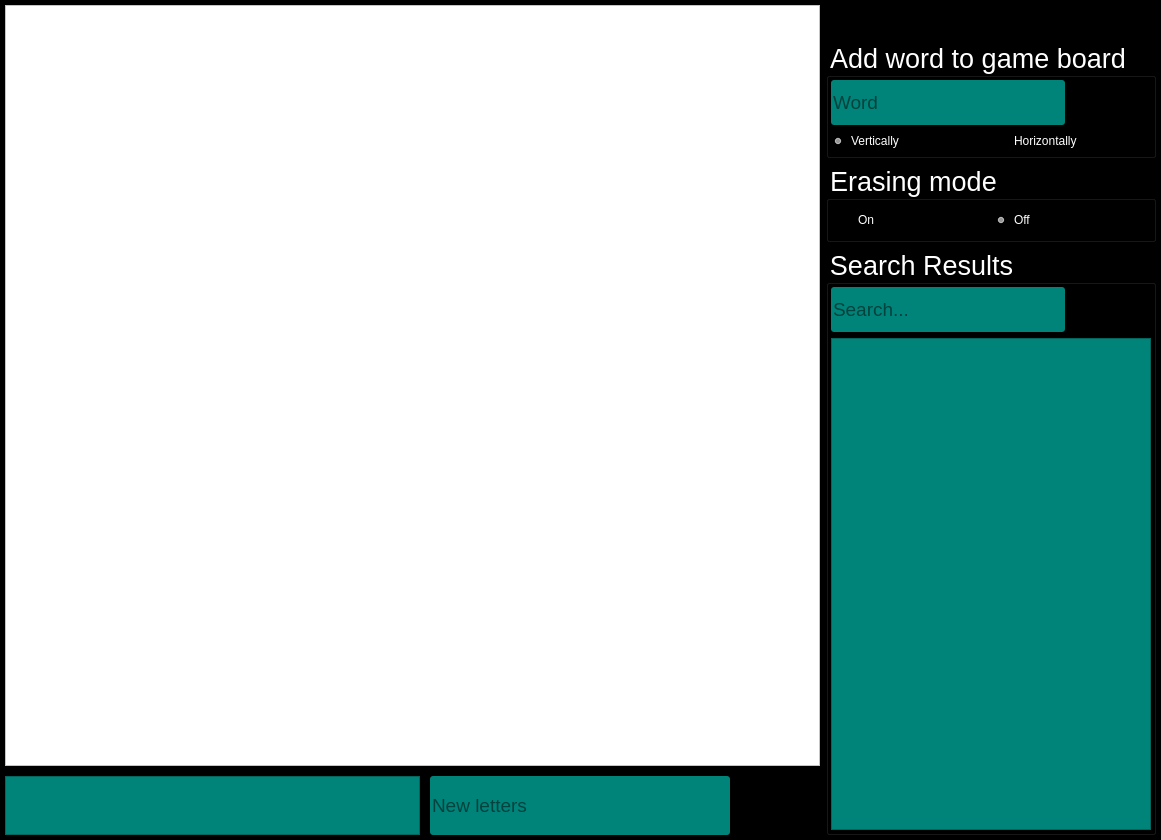
Old version of the form Desktop/MainWindow.ui in the repository Zeti123/WordFinder-bot_for_the_game_Scrabble.
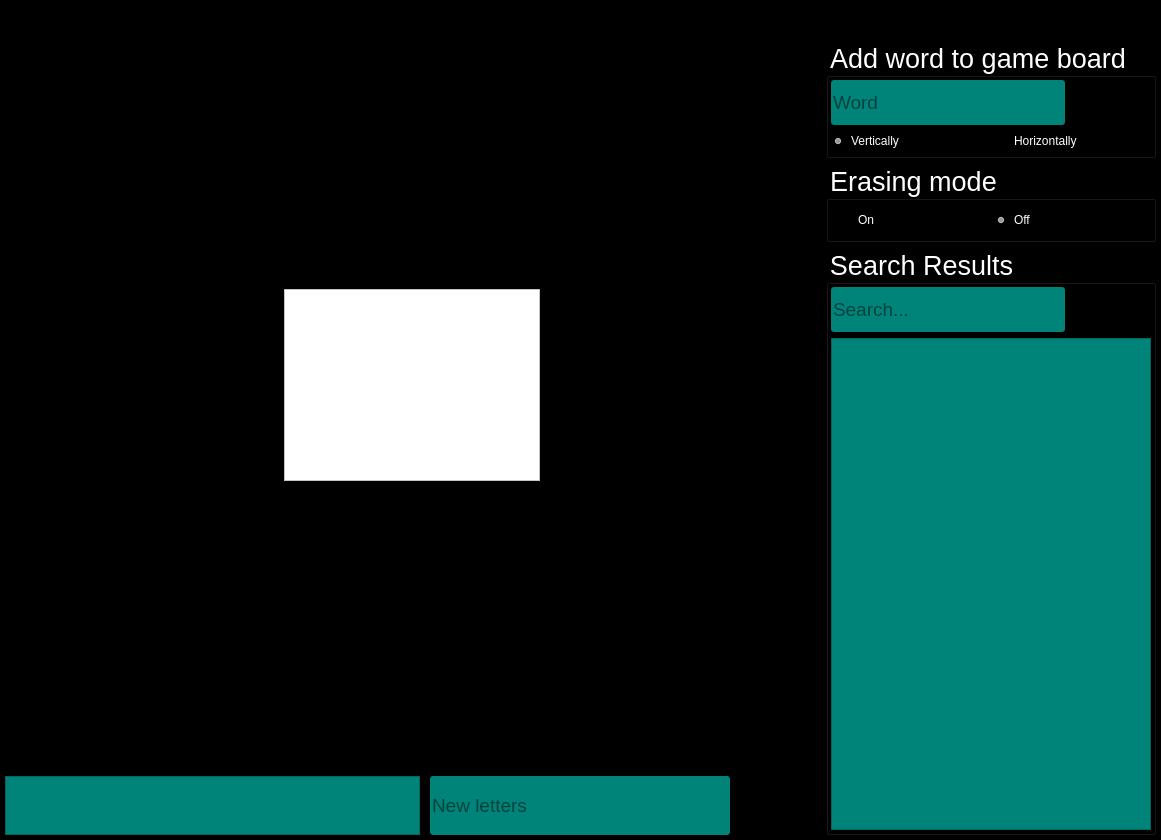
New version of the form.

Diff of the .ui file:
```diff
--- a/Desktop/MainWindow.ui
+++ b/Desktop/MainWindow.ui
@@ -39,7 +39,15 @@
        <number>10</number>
       </property>
       <item>
+       <layout class="QVBoxLayout" name="game_board_layout">
+        <item alignment="Qt::AlignHCenter|Qt::AlignVCenter">
        <widget class="QTableView" name="game_board">
+          <property name="maximumSize">
+           <size>
+            <width>16777215</width>
+            <height>16777215</height>
+           </size>
+          </property>
         <property name="styleSheet">
          <string notr="true">background-color: rgb(255, 255, 255);</string>
         </property>
@@ -86,6 +94,8 @@
          <number>1</number>
         </attribute>
        </widget>
+        </item>
+       </layout>
       </item>
       <item>
        <layout class="QHBoxLayout" name="horizontalLayout_2">
```
Lines whose indentation alone changed are shown as unchanged.
